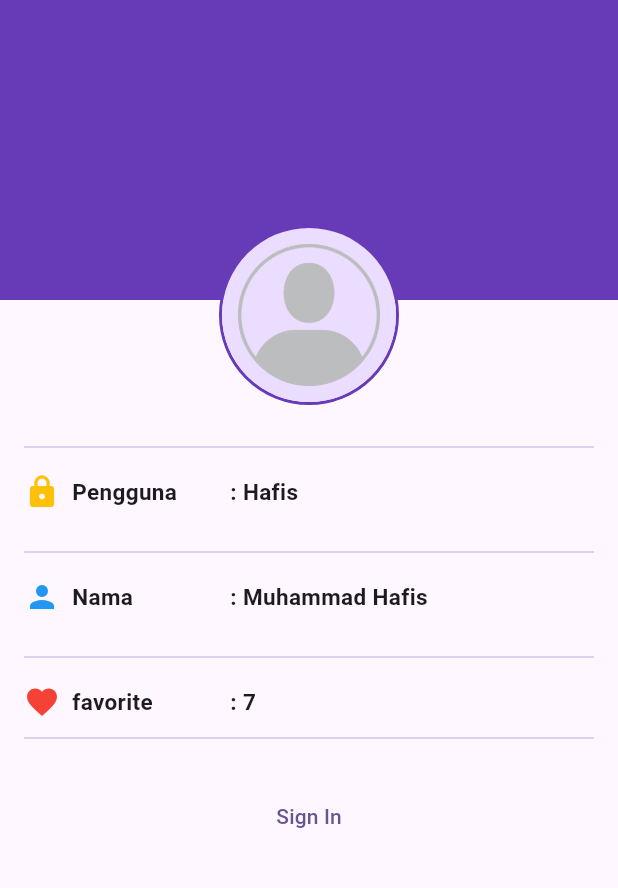
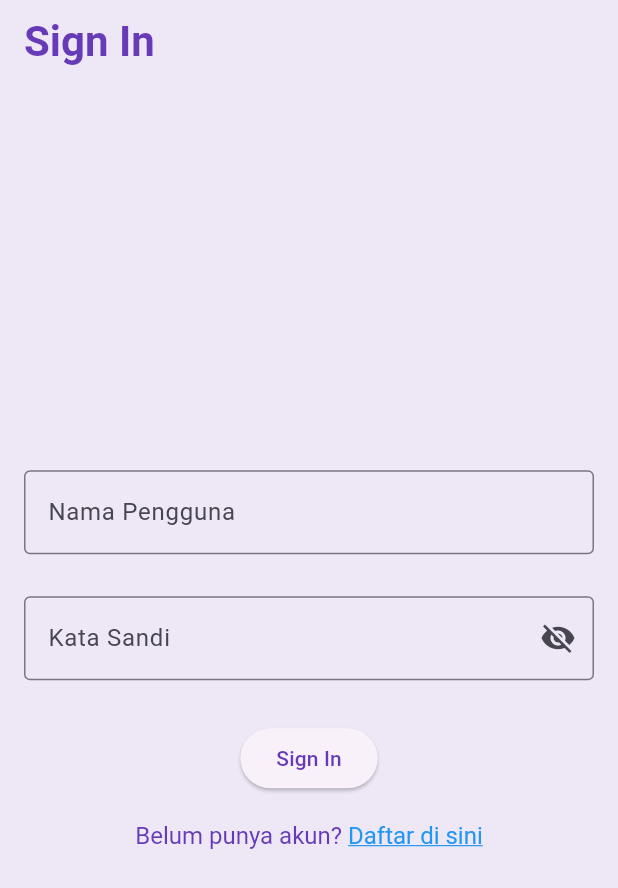
Before and after one commit to hafiizkz/wisata_candi_muhammadhafis, a Flutter app: the screen it shows after launch, on a phone screen of 412 x 824 dp. Shown: the top 888 px of the screen. Run offline on Flutter 3.47's test engine with Material 3 defaults, Android fonts, the phone set to English and light mode, and no system bars; our stand-ins replace cached_network_image.

Commit message:
pertemuan 14

```diff
--- a/lib/main.dart
+++ b/lib/main.dart
@@ -1,6 +1,7 @@
 import 'package:flutter/material.dart';
 import 'package:wisata_candi_muhammadhafis/data/candi_data.dart';
 import 'package:wisata_candi_muhammadhafis/screens/profile_screen.dart';
+import 'package:wisata_candi_muhammadhafis/screens/signin_screen.dart';
 import 'screens/detail_screen.dart';
 
 
@@ -15,10 +16,22 @@ class MyApp extends StatelessWidget {
     return MaterialApp(
       title: 'Wisata Candi',
       theme: ThemeData(
-        colorScheme: ColorScheme.fromSeed(seedColor: Colors.deepPurple),
+        appBarTheme: const AppBarTheme(
+          iconTheme: IconThemeData(color: Colors.deepPurple),
+          titleTextStyle: TextStyle(
+            color: Colors.deepPurple,
+            fontSize: 28,
+            fontWeight: FontWeight.bold,
+          ),
+        ),
+        colorScheme:
+        ColorScheme.fromSeed(seedColor: Colors.deepPurple).copyWith(
+          primary: Colors.deepPurple,
+          surface: Colors.deepPurple[50],
+        ),
         useMaterial3: true,
       ),
-      home: ProfileScreen(),
+      home: SignInScreen(),
     );
   }
 }
--- /dev/null
+++ b/lib/screens/signin_screen.dart
@@ -0,0 +1,103 @@
+
+import 'package:flutter/material.dart';
+import 'package:flutter/gestures.dart';
+
+
+class SignInScreen extends StatefulWidget{
+  SignInScreen({super.key});
+
+  @override
+  State<SignInScreen> createState() => _SignInScreenState();
+}
+
+class _SignInScreenState extends State<SignInScreen> {
+  //TODO: 1. Deklarasikan variabel
+  final TextEditingController _usernameController = TextEditingController();
+
+  final TextEditingController _passwordController = TextEditingController();
+
+  String _errorText = '';
+
+  bool _isSignedIn = false;
+
+  bool _obscurePassword = true;
+
+  @override
+  Widget build(BuildContext context) {
+    return Scaffold(
+      //TODO: 2. Pasang Appbar
+      appBar: AppBar(title: Text('Sign In'),),
+
+      //TODO: 3. Pasang body
+      body: Center(
+        child: SingleChildScrollView(
+        child: Padding(
+            padding: const EdgeInsets.all(16),
+          child: Form(
+        child: Column(
+        // TODO: 4 Atur mainAxisALlignment dan crossAxisAllignment
+        mainAxisAlignment: MainAxisAlignment.center,
+          crossAxisAlignment: CrossAxisAlignment.center,
+          children: [
+            //TODO: 5 Pasang textFormField nama pengguna
+            TextFormField(
+              controller: _usernameController,
+              decoration: InputDecoration(
+                labelText: "Nama Pengguna",
+                border: OutlineInputBorder(),
+              ),
+            ),
+            //TODO: 6 Pasang texFormField kata sandi
+            SizedBox(height: 28),
+            TextFormField(
+              controller: _passwordController,
+              decoration: InputDecoration(
+                labelText: "Kata Sandi",
+                errorText: _errorText.isNotEmpty ? _errorText : null,
+                border: OutlineInputBorder(),
+                suffixIcon: IconButton(
+                  onPressed: (){
+                    _obscurePassword = !_obscurePassword;
+                  },
+                  icon: Icon(
+                    _obscurePassword ? Icons.visibility_off
+                        : Icons.visibility,
+                  ),
+                ),
+              ),
+              obscureText: _obscurePassword,
+            ),
+            //TODO: 7 Pasang elevatedbutton sign in
+            SizedBox(height: 28),
+            ElevatedButton(
+                onPressed: (){},
+                child: Text('Sign In')),
+            //TODO 8: Pasang Textbutton Sign Up
+            SizedBox(height: 18),
+            // TextButton(
+            //     onPressed: (){},
+            //     child: Text('Belum punya akun? Daftar di sini.')),
+            RichText(
+                text: TextSpan(
+                    text: 'Belum punya akun? ',
+                    style: TextStyle(fontSize: 16, color: Colors.deepPurple),
+                    children: <TextSpan>[
+                      TextSpan(
+                        text: 'Daftar di sini',
+                        style: TextStyle(
+                            color: Colors.blue, // warna text
+                            decoration: TextDecoration.underline,
+                            fontSize: 16
+                        ),
+                        recognizer: TapGestureRecognizer()
+                          ..onTap = (){},
+                      ),
+                    ]
+                ))
+          ],
+        )),
+),),
+      ),
+    );
+  }
+}
```
Also changed, not shown: lib/widgets/profile_into_item.dart (line endings or trailing spaces).
